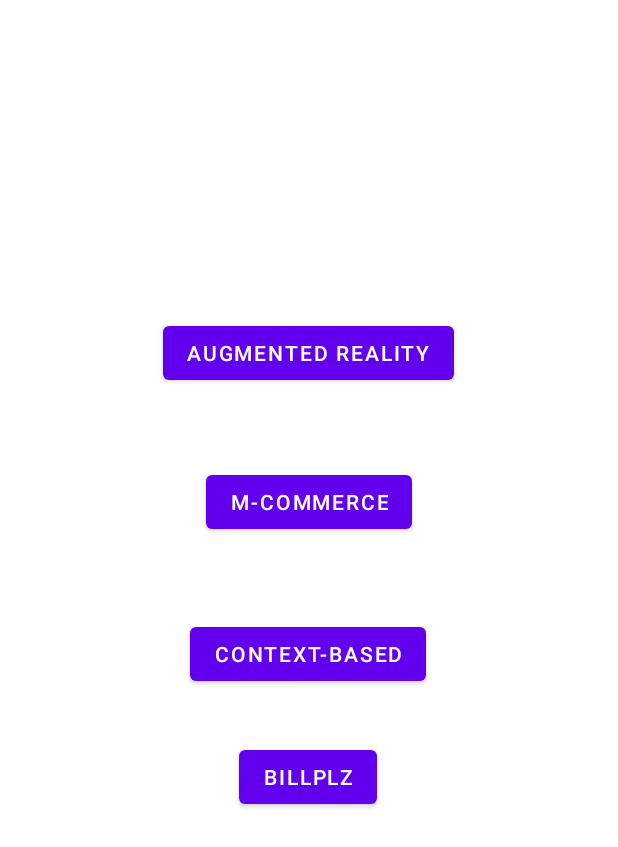
After one commit to FA2500/Furniture4U, an Android app: the layout activity_test.xml on its own in the app's theme, with its tools: preview values and no code run, on a phone screen of 412 x 824 dp. The commit adds this screen. Shown: the top 847 px of the screen. Run offline under Robolectric (Android 15) with nearby library versions, the phone set to English and light mode, and no system bars.

Commit message:
AR Start

```diff
--- a/app/build.gradle
+++ b/app/build.gradle
@@ -33,12 +33,13 @@ android {
 }
 
 dependencies {
-    implementation 'androidx.appcompat:appcompat:1.6.0'
+    implementation 'androidx.appcompat:appcompat:1.6.1'
     implementation 'com.google.android.material:material:1.8.0'
     implementation 'androidx.constraintlayout:constraintlayout:2.1.4'
     implementation 'com.google.firebase:firebase-analytics'
     implementation 'com.google.cloud:google-cloud-vision'
     implementation 'com.google.gms:google-services:4.3.15'
+    implementation 'com.google.ar:core:1.35.0'
     testImplementation 'junit:junit:4.13.2'
     implementation platform('com.google.firebase:firebase-bom:31.2.0')
     implementation platform('com.google.cloud:libraries-bom:26.1.5')
--- /dev/null
+++ b/app/src/main/res/layout/activity_test.xml
@@ -0,0 +1,57 @@
+<?xml version="1.0" encoding="utf-8"?>
+<androidx.constraintlayout.widget.ConstraintLayout xmlns:android="http://schemas.android.com/apk/res/android"
+    xmlns:app="http://schemas.android.com/apk/res-auto"
+    xmlns:tools="http://schemas.android.com/tools"
+    android:layout_width="match_parent"
+    android:layout_height="match_parent"
+    tools:context="my.fa250.furniture4u.test">
+
+    <Button
+        android:id="@+id/button"
+        android:layout_width="wrap_content"
+        android:layout_height="wrap_content"
+        android:layout_marginStart="107dp"
+        android:layout_marginTop="211dp"
+        android:layout_marginEnd="108dp"
+        android:onClick="goToAR"
+        android:text="@string/ar"
+        app:layout_constraintEnd_toEndOf="parent"
+        app:layout_constraintStart_toStartOf="parent"
+        app:layout_constraintTop_toTopOf="parent" />
+
+    <Button
+        android:id="@+id/button2"
+        android:layout_width="wrap_content"
+        android:layout_height="wrap_content"
+        android:layout_marginStart="158dp"
+        android:layout_marginTop="34dp"
+        android:layout_marginEnd="159dp"
+        android:text="@string/billplz"
+        app:layout_constraintEnd_toEndOf="parent"
+        app:layout_constraintStart_toStartOf="parent"
+        app:layout_constraintTop_toBottomOf="@+id/button4" />
+
+    <Button
+        android:id="@+id/button3"
+        android:layout_width="wrap_content"
+        android:layout_height="wrap_content"
+        android:layout_marginStart="136dp"
+        android:layout_marginTop="51dp"
+        android:layout_marginEnd="136dp"
+        android:text="@string/e_commerce"
+        app:layout_constraintEnd_toEndOf="parent"
+        app:layout_constraintStart_toStartOf="parent"
+        app:layout_constraintTop_toBottomOf="@+id/button" />
+
+    <Button
+        android:id="@+id/button4"
+        android:layout_width="wrap_content"
+        android:layout_height="wrap_content"
+        android:layout_marginStart="126dp"
+        android:layout_marginTop="53dp"
+        android:layout_marginEnd="127dp"
+        android:text="@string/personalised"
+        app:layout_constraintEnd_toEndOf="parent"
+        app:layout_constraintStart_toStartOf="parent"
+        app:layout_constraintTop_toBottomOf="@+id/button3" />
+</androidx.constraintlayout.widget.ConstraintLayout>
--- a/app/src/main/res/values/strings.xml
+++ b/app/src/main/res/values/strings.xml
@@ -1,3 +1,9 @@
 <resources>
     <string name="app_name">Furniture4U</string>
+
+    <!--TEST PHASE-->
+    <string name="e_commerce">M-Commerce</string>
+    <string name="ar">Augmented Reality</string>
+    <string name="personalised">Context-Based</string>
+    <string name="billplz">BillPlz</string>
 </resources>
```
Also changed, not shown: app/src/main/AndroidManifest.xml (+32 -2 lines), app/src/main/java/my/fa250/furniture4u/ar/checkARSupported.java (added, +199 -0 lines), app/src/main/java/my/fa250/furniture4u/helper/CameraPermissionHelper.java (added, +41 -0 lines), app/src/main/java/my/fa250/furniture4u/test.java (added, +26 -0 lines), app/src/main/res/layout/activity_check_arsupported.xml (added, +9 -0 lines), app/src/main/res/drawable/wakeupcat.jpg (renamed from app/src/main/res/resources/wakeupcat.jpg).
